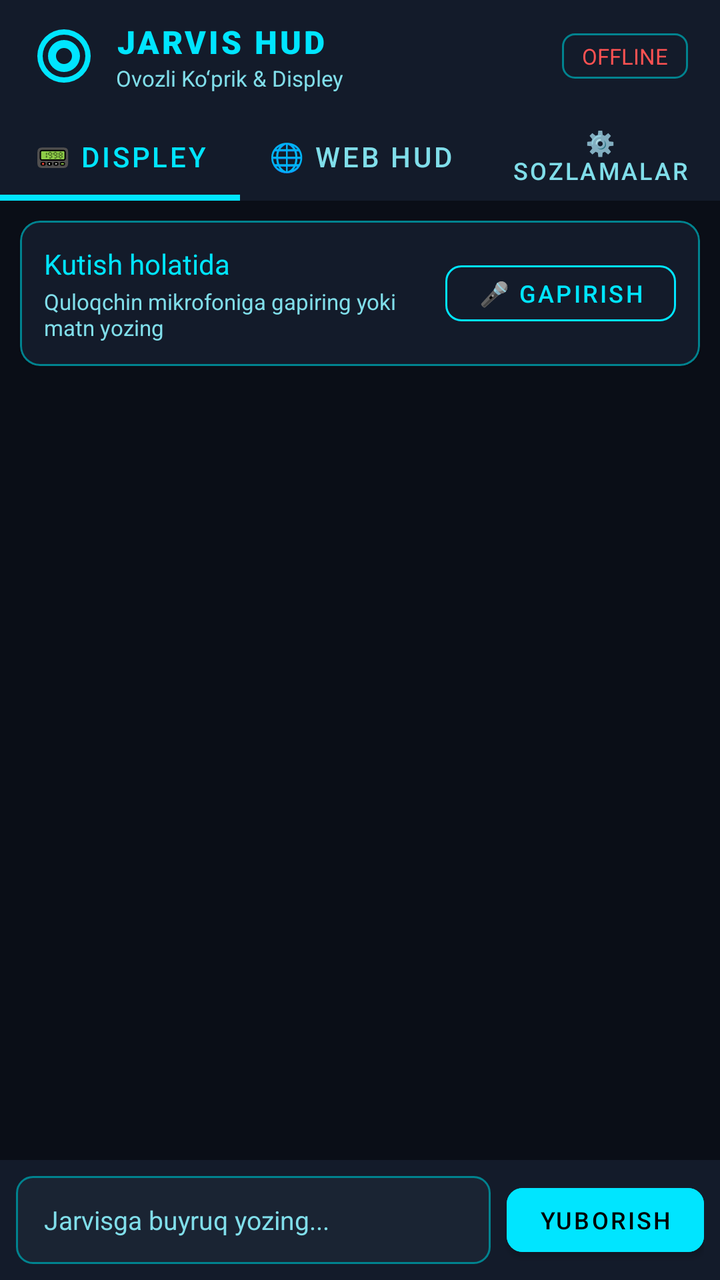
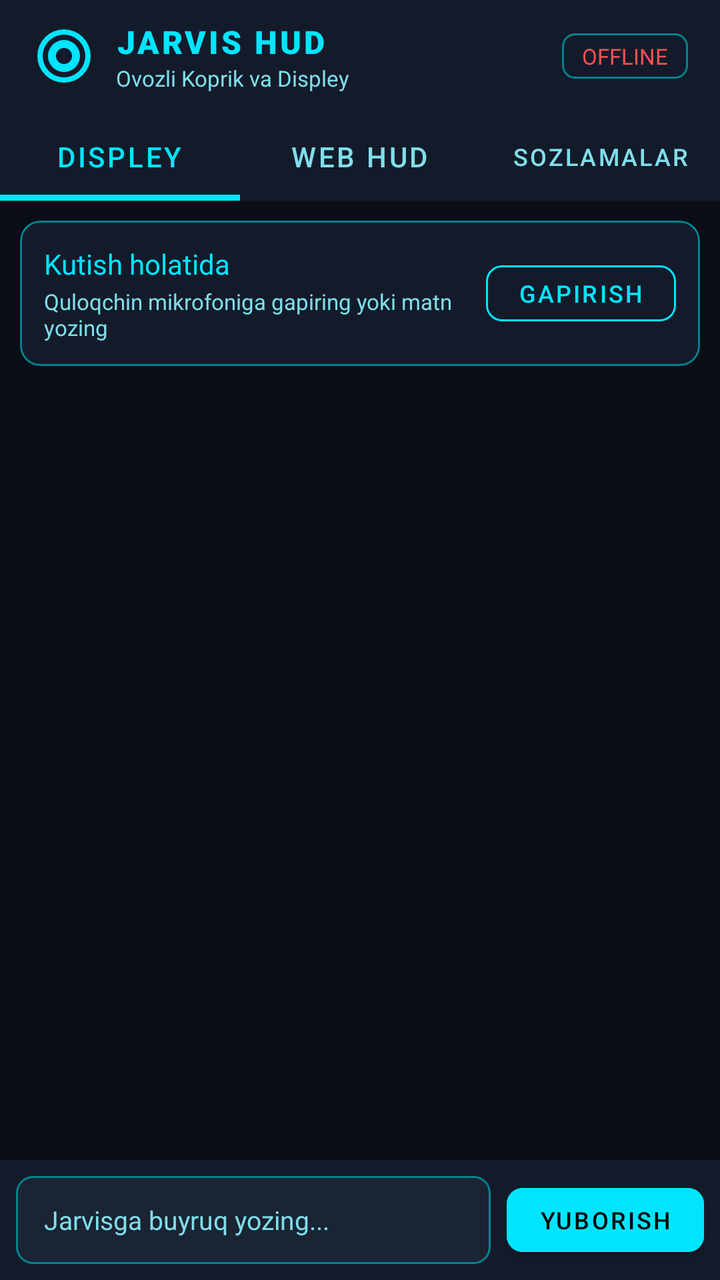

Before-and-after screenshots of an Android layout around one commit, followed by the original layout XML and the change that was made.
<!-- AndroidManifest.xml: application theme Theme.JarvisCompanion -->
<!-- res/layout/activity_main.xml -->
<?xml version="1.0" encoding="utf-8"?>
<LinearLayout xmlns:android="http://schemas.android.com/apk/res/android"
    xmlns:app="http://schemas.android.com/apk/res-auto"
    android:layout_width="match_parent"
    android:layout_height="match_parent"
    android:background="@color/jarvis_bg"
    android:orientation="vertical">

    
    <LinearLayout
        android:layout_width="match_parent"
        android:layout_height="wrap_content"
        android:background="@color/jarvis_card"
        android:gravity="center_vertical"
        android:paddingHorizontal="16dp"
        android:paddingVertical="10dp">

        <ImageView
            android:layout_width="32dp"
            android:layout_height="32dp"
            android:src="@drawable/ic_jarvis"
            app:tint="@color/jarvis_cyan" />

        <LinearLayout
            android:layout_width="0dp"
            android:layout_height="wrap_content"
            android:layout_marginStart="10dp"
            android:layout_weight="1"
            android:orientation="vertical">

            <TextView
                android:layout_width="wrap_content"
                android:layout_height="wrap_content"
                android:fontFamily="sans-serif-black"
                android:letterSpacing="0.08"
                android:text="JARVIS HUD"
                android:textColor="@color/jarvis_cyan"
                android:textSize="16sp" />

            <TextView
                android:id="@+id/tvHeaderSub"
                android:layout_width="wrap_content"
                android:layout_height="wrap_content"
                android:text="Ovozli Ko‘prik &amp; Displey"
                android:textColor="@color/jarvis_text_dim"
                android:textSize="11sp" />
        </LinearLayout>

        
        <TextView
            android:id="@+id/tvStatusBadge"
            android:layout_width="wrap_content"
            android:layout_height="wrap_content"
            android:background="@drawable/bg_badge"
            android:fontFamily="sans-serif-bold"
            android:paddingHorizontal="10dp"
            android:paddingVertical="4dp"
            android:text="OFFLINE"
            android:textColor="@color/jarvis_red"
            android:textSize="11sp" />
    </LinearLayout>

    
    <com.google.android.material.tabs.TabLayout
        android:id="@+id/tabLayout"
        android:layout_width="match_parent"
        android:layout_height="44dp"
        android:background="@color/jarvis_card"
        app:tabIndicatorColor="@color/jarvis_cyan"
        app:tabIndicatorHeight="3dp"
        app:tabMode="fixed"
        app:tabSelectedTextColor="@color/jarvis_cyan"
        app:tabTextColor="@color/jarvis_text_dim">

        <com.google.android.material.tabs.TabItem
            android:layout_width="wrap_content"
            android:layout_height="wrap_content"
            android:text="📟 DISPLEY" />

        <com.google.android.material.tabs.TabItem
            android:layout_width="wrap_content"
            android:layout_height="wrap_content"
            android:text="🌐 WEB HUD" />

        <com.google.android.material.tabs.TabItem
            android:layout_width="wrap_content"
            android:layout_height="wrap_content"
            android:text="⚙️ SOZLAMALAR" />
    </com.google.android.material.tabs.TabLayout>

    
    <FrameLayout
        android:layout_width="match_parent"
        android:layout_height="0dp"
        android:layout_weight="1">

        
        <LinearLayout
            android:id="@+id/tabLiveDisplay"
            android:layout_width="match_parent"
            android:layout_height="match_parent"
            android:orientation="vertical"
            android:visibility="visible">

            
            <com.google.android.material.card.MaterialCardView
                android:layout_width="match_parent"
                android:layout_height="wrap_content"
                android:layout_margin="10dp"
                app:cardBackgroundColor="@color/jarvis_card"
                app:cardCornerRadius="10dp"
                app:strokeColor="@color/jarvis_dark_cyan"
                app:strokeWidth="1dp">

                <LinearLayout
                    android:layout_width="match_parent"
                    android:layout_height="wrap_content"
                    android:gravity="center_vertical"
                    android:orientation="horizontal"
                    android:padding="12dp">

                    <LinearLayout
                        android:layout_width="0dp"
                        android:layout_height="wrap_content"
                        android:layout_weight="1"
                        android:orientation="vertical">

                        <TextView
                            android:id="@+id/tvLiveStatus"
                            android:layout_width="wrap_content"
                            android:layout_height="wrap_content"
                            android:fontFamily="sans-serif-bold"
                            android:text="Kutish holatida"
                            android:textColor="@color/jarvis_cyan"
                            android:textSize="14sp" />

                        <TextView
                            android:id="@+id/tvLiveSubStatus"
                            android:layout_width="wrap_content"
                            android:layout_height="wrap_content"
                            android:layout_marginTop="2dp"
                            android:text="Quloqchin mikrofoniga gapiring yoki matn yozing"
                            android:textColor="@color/jarvis_text_dim"
                            android:textSize="11sp" />
                    </LinearLayout>

                    <com.google.android.material.button.MaterialButton
                        android:id="@+id/btnQuickMic"
                        style="@style/Widget.MaterialComponents.Button.OutlinedButton"
                        android:layout_width="wrap_content"
                        android:layout_height="40dp"
                        android:text="🎤 Gapirish"
                        android:textColor="@color/jarvis_cyan"
                        android:textSize="12sp"
                        app:cornerRadius="8dp"
                        app:strokeColor="@color/jarvis_cyan" />
                </LinearLayout>
            </com.google.android.material.card.MaterialCardView>

            
            <androidx.recyclerview.widget.RecyclerView
                android:id="@+id/rvLiveFeed"
                android:layout_width="match_parent"
                android:layout_height="0dp"
                android:layout_weight="1"
                android:clipToPadding="false"
                android:paddingHorizontal="10dp"
                android:paddingVertical="4dp" />

            
            <TextView
                android:id="@+id/tvEmptyFeed"
                android:layout_width="match_parent"
                android:layout_height="0dp"
                android:layout_weight="1"
                android:gravity="center"
                android:lineSpacingExtra="4dp"
                android:text="Hozircha amallar yo‘q.\nGapiring: «Jarvis, qo‘shiq qo‘y» yoki «Jarvis, xarajat qo‘sh»\nNatijalar shu yerda ko‘rinadi!"
                android:textColor="@color/jarvis_text_dim"
                android:textSize="13sp"
                android:visibility="gone" />

            
            <LinearLayout
                android:layout_width="match_parent"
                android:layout_height="wrap_content"
                android:background="@color/jarvis_card"
                android:gravity="center_vertical"
                android:orientation="horizontal"
                android:padding="8dp">

                <EditText
                    android:id="@+id/etCommandInput"
                    android:layout_width="0dp"
                    android:layout_height="44dp"
                    android:layout_weight="1"
                    android:background="@drawable/bg_input"
                    android:hint="Jarvisga buyruq yozing..."
                    android:paddingHorizontal="14dp"
                    android:textColor="@color/jarvis_text"
                    android:textColorHint="@color/jarvis_text_dim"
                    android:textSize="13sp" />

                <com.google.android.material.button.MaterialButton
                    android:id="@+id/btnSendCommand"
                    android:layout_width="wrap_content"
                    android:layout_height="44dp"
                    android:layout_marginStart="8dp"
                    android:backgroundTint="@color/jarvis_cyan"
                    android:text="Yuborish"
                    android:textColor="#000000"
                    android:textSize="12sp"
                    app:cornerRadius="8dp" />
            </LinearLayout>
        </LinearLayout>

        
        <LinearLayout
            android:id="@+id/tabWebDisplay"
            android:layout_width="match_parent"
            android:layout_height="match_parent"
            android:orientation="vertical"
            android:visibility="gone">

            <LinearLayout
                android:layout_width="match_parent"
                android:layout_height="wrap_content"
                android:background="@color/jarvis_card"
                android:gravity="center_vertical"
                android:padding="6dp">

                <TextView
                    android:id="@+id/tvWebUrl"
                    android:layout_width="0dp"
                    android:layout_height="wrap_content"
                    android:layout_weight="1"
                    android:paddingStart="8dp"
                    android:text="http://100.112.86.116:8000"
                    android:textColor="@color/jarvis_text_dim"
                    android:textSize="12sp" />

                <com.google.android.material.button.MaterialButton
                    android:id="@+id/btnReloadWeb"
                    style="@style/Widget.MaterialComponents.Button.TextButton"
                    android:layout_width="wrap_content"
                    android:layout_height="36dp"
                    android:text="🔄 Qayta yuklash"
                    android:textColor="@color/jarvis_cyan"
                    android:textSize="11sp" />
            </LinearLayout>

            <WebView
                android:id="@+id/webViewDashboard"
                android:layout_width="match_parent"
                android:layout_height="match_parent"
                android:background="@color/jarvis_bg" />
        </LinearLayout>

        
        <ScrollView
            android:id="@+id/tabSettings"
            android:layout_width="match_parent"
            android:layout_height="match_parent"
            android:fillViewport="true"
            android:padding="20dp"
            android:visibility="gone">

            <LinearLayout
                android:layout_width="match_parent"
                android:layout_height="wrap_content"
                android:orientation="vertical">

                <TextView
                    android:layout_width="wrap_content"
                    android:layout_height="wrap_content"
                    android:fontFamily="sans-serif-bold"
                    android:text="KOMPYUTER SOZLAMALARI"
                    android:textColor="@color/jarvis_cyan"
                    android:textSize="14sp" />

                <com.google.android.material.textfield.TextInputLayout
                    android:layout_width="match_parent"
                    android:layout_height="wrap_content"
                    android:layout_marginTop="12dp"
                    android:hint="Kompyuter manzili (IP yoki Tailscale IP)"
                    android:textColorHint="@color/jarvis_text_dim"
                    app:boxBackgroundColor="@color/jarvis_card"
                    app:boxStrokeColor="@color/jarvis_cyan">

                    <com.google.android.material.textfield.TextInputEditText
                        android:id="@+id/etServerAddress"
                        android:layout_width="match_parent"
                        android:layout_height="wrap_content"
                        android:inputType="textUri"
                        android:text="100.112.86.116:8000"
                        android:textColor="@color/jarvis_text" />
                </com.google.android.material.textfield.TextInputLayout>

                <com.google.android.material.textfield.TextInputLayout
                    android:layout_width="match_parent"
                    android:layout_height="wrap_content"
                    android:layout_marginTop="12dp"
                    android:hint="Xavfsizlik kaliti (Auth Token)"
                    android:textColorHint="@color/jarvis_text_dim"
                    app:boxBackgroundColor="@color/jarvis_card"
                    app:boxStrokeColor="@color/jarvis_cyan">

                    <com.google.android.material.textfield.TextInputEditText
                        android:id="@+id/etAuthToken"
                        android:layout_width="match_parent"
                        android:layout_height="wrap_content"
                        android:inputType="text"
                        android:text="jarvis-phone-companion-token"
                        android:textColor="@color/jarvis_text" />
                </com.google.android.material.textfield.TextInputLayout>

                <CheckBox
                    android:id="@+id/cbAutoStart"
                    android:layout_width="match_parent"
                    android:layout_height="wrap_content"
                    android:layout_marginTop="16dp"
                    android:checked="true"
                    android:text="Telefon yoqilganda avtomatik ishga tushsin (Boot)"
                    android:textColor="@color/jarvis_text" />

                <CheckBox
                    android:id="@+id/cbContinuous"
                    android:layout_width="match_parent"
                    android:layout_height="wrap_content"
                    android:checked="false"
                    android:text="Doimiy eshitish (Continuous VAD)"
                    android:textColor="@color/jarvis_text" />

                <com.google.android.material.button.MaterialButton
                    android:id="@+id/btnToggleService"
                    android:layout_width="match_parent"
                    android:layout_height="54dp"
                    android:layout_marginTop="20dp"
                    android:backgroundTint="@color/jarvis_cyan"
                    android:fontFamily="sans-serif-medium"
                    android:text="XIZMATNI ISHGA TUSHIRISH"
                    android:textColor="#000000"
                    android:textSize="14sp"
                    app:cornerRadius="10dp" />

                <TextView
                    android:layout_width="match_parent"
                    android:layout_height="wrap_content"
                    android:layout_marginTop="20dp"
                    android:lineSpacingExtra="3dp"
                    android:text="ℹ️ Eslatma:\n• Bu ilovani ochib turish SHART EMAS — xizmat yoqilgach ekran o‘chsa ham ishlayveradi.\n• Bildirishnoma yoki Bluetooth quloqchin tugmasini bosib gapirish mumkin.\n• Jonli displey tabida JARVISning barcha harakatlari va javoblarini kuzatishingiz mumkin."
                    android:textColor="@color/jarvis_text_dim"
                    android:textSize="11sp" />
            </LinearLayout>
        </ScrollView>

    </FrameLayout>
</LinearLayout>
<!-- resources referenced by this layout -->
<resources>
  <color name="jarvis_bg">#0A0E17</color>
  <color name="jarvis_card">#131B2A</color>
  <color name="jarvis_cyan">#00E5FF</color>
  <color name="jarvis_dark_cyan">#00838F</color>
  <color name="jarvis_red">#FF5252</color>
  <color name="jarvis_text">#E0F7FA</color>
  <color name="jarvis_text_dim">#80DEEA</color>
  <!-- drawable bg_badge (drawable) -->
  <?xml version="1.0" encoding="utf-8"?>
  <shape xmlns:android="http://schemas.android.com/apk/res/android"
      android:shape="rectangle">
      <corners android:radius="6dp" />
      <solid android:color="@color/jarvis_card" />
      <stroke android:width="1dp" android:color="@color/jarvis_dark_cyan" />
  </shape>
  <!-- drawable bg_input (drawable) -->
  <?xml version="1.0" encoding="utf-8"?>
  <shape xmlns:android="http://schemas.android.com/apk/res/android"
      android:shape="rectangle">
      <corners android:radius="8dp" />
      <solid android:color="#1A2433" />
      <stroke android:width="1dp" android:color="@color/jarvis_dark_cyan" />
  </shape>
  <!-- drawable ic_jarvis (drawable) -->
  <vector xmlns:android="http://schemas.android.com/apk/res/android"
      android:width="48dp"
      android:height="48dp"
      android:viewportWidth="24"
      android:viewportHeight="24">
    <path
        android:fillColor="#00E5FF"
        android:pathData="M12,2A10,10 0,0 0,2 12A10,10 0,0 0,12 22A10,10 0,0 0,22 12A10,10 0,0 0,12 2M12,4A8,8 0,0 1,20 12A8,8 0,0 1,12 20A8,8 0,0 1,4 12A8,8 0,0 1,12 4M12,6A6,6 0,0 0,6 12A6,6 0,0 0,12 18A6,6 0,0 0,18 12A6,6 0,0 0,12 6M12,9A3,3 0,0 1,15 12A3,3 0,0 1,12 15A3,3 0,0 1,9 12A3,3 0,0 1,12 9Z"/>
  </vector>
  <style name="Theme.JarvisCompanion" parent="Theme.MaterialComponents.DayNight.NoActionBar">
          <item name="colorPrimary">@color/jarvis_cyan</item>
          <item name="colorPrimaryVariant">@color/jarvis_dark_cyan</item>
          <item name="colorOnPrimary">#000000</item>
          <item name="colorSecondary">@color/jarvis_accent</item>
          <item name="android:statusBarColor">@color/jarvis_bg</item>
          <item name="android:windowBackground">@color/jarvis_bg</item>
      </style>
  <color name="jarvis_accent">#00E676</color>
</resources>

<!-- the commit's change to res/layout/activity_main.xml (unified diff, before → after) -->
@@ -12,13 +12,15 @@
         android:layout_height="wrap_content"
         android:background="@color/jarvis_card"
         android:gravity="center_vertical"
-        android:paddingHorizontal="16dp"
-        android:paddingVertical="10dp">
+        android:paddingLeft="16dp"
+        android:paddingTop="10dp"
+        android:paddingRight="16dp"
+        android:paddingBottom="10dp">
 
         <ImageView
             android:layout_width="32dp"
             android:layout_height="32dp"
-            android:src="@drawable/ic_jarvis"
+            app:srcCompat="@drawable/ic_jarvis"
             app:tint="@color/jarvis_cyan" />
 
         <LinearLayout
@@ -41,7 +43,7 @@
                 android:id="@+id/tvHeaderSub"
                 android:layout_width="wrap_content"
                 android:layout_height="wrap_content"
-                android:text="Ovozli Ko‘prik &amp; Displey"
+                android:text="Ovozli Koprik va Displey"
                 android:textColor="@color/jarvis_text_dim"
                 android:textSize="11sp" />
         </LinearLayout>
@@ -53,8 +55,10 @@
             android:layout_height="wrap_content"
             android:background="@drawable/bg_badge"
             android:fontFamily="sans-serif-bold"
-            android:paddingHorizontal="10dp"
-            android:paddingVertical="4dp"
+            android:paddingLeft="10dp"
+            android:paddingTop="4dp"
+            android:paddingRight="10dp"
+            android:paddingBottom="4dp"
             android:text="OFFLINE"
             android:textColor="@color/jarvis_red"
             android:textSize="11sp" />
@@ -75,17 +79,17 @@
         <com.google.android.material.tabs.TabItem
             android:layout_width="wrap_content"
             android:layout_height="wrap_content"
-            android:text="📟 DISPLEY" />
+            android:text="DISPLEY" />
 
         <com.google.android.material.tabs.TabItem
             android:layout_width="wrap_content"
             android:layout_height="wrap_content"
-            android:text="🌐 WEB HUD" />
+            android:text="WEB HUD" />
 
         <com.google.android.material.tabs.TabItem
             android:layout_width="wrap_content"
             android:layout_height="wrap_content"
-            android:text="⚙️ SOZLAMALAR" />
+            android:text="SOZLAMALAR" />
     </com.google.android.material.tabs.TabLayout>
 
     
@@ -149,7 +153,7 @@
                         style="@style/Widget.MaterialComponents.Button.OutlinedButton"
                         android:layout_width="wrap_content"
                         android:layout_height="40dp"
-                        android:text="🎤 Gapirish"
+                        android:text="Gapirish"
                         android:textColor="@color/jarvis_cyan"
                         android:textSize="12sp"
                         app:cornerRadius="8dp"
@@ -164,8 +168,10 @@
                 android:layout_height="0dp"
                 android:layout_weight="1"
                 android:clipToPadding="false"
-                android:paddingHorizontal="10dp"
-                android:paddingVertical="4dp" />
+                android:paddingLeft="10dp"
+                android:paddingTop="4dp"
+                android:paddingRight="10dp"
+                android:paddingBottom="4dp" />
 
             
             <TextView
@@ -175,7 +181,7 @@
                 android:layout_weight="1"
                 android:gravity="center"
                 android:lineSpacingExtra="4dp"
-                android:text="Hozircha amallar yo‘q.\nGapiring: «Jarvis, qo‘shiq qo‘y» yoki «Jarvis, xarajat qo‘sh»\nNatijalar shu yerda ko‘rinadi!"
+                android:text="Hozircha amallar yoq.\nGapiring: Jarvis, qoshiq qoy\nNatijalar shu yerda chiqadi!"
                 android:textColor="@color/jarvis_text_dim"
                 android:textSize="13sp"
                 android:visibility="gone" />
@@ -196,7 +202,8 @@
                     android:layout_weight="1"
                     android:background="@drawable/bg_input"
                     android:hint="Jarvisga buyruq yozing..."
-                    android:paddingHorizontal="14dp"
+                    android:paddingLeft="14dp"
+                    android:paddingRight="14dp"
                     android:textColor="@color/jarvis_text"
                     android:textColorHint="@color/jarvis_text_dim"
                     android:textSize="13sp" />
@@ -244,7 +251,7 @@
                     style="@style/Widget.MaterialComponents.Button.TextButton"
                     android:layout_width="wrap_content"
                     android:layout_height="36dp"
-                    android:text="🔄 Qayta yuklash"
+                    android:text="Qayta yuklash"
                     android:textColor="@color/jarvis_cyan"
                     android:textSize="11sp" />
             </LinearLayout>
@@ -348,7 +355,7 @@
                     android:layout_height="wrap_content"
                     android:layout_marginTop="20dp"
                     android:lineSpacingExtra="3dp"
-                    android:text="ℹ️ Eslatma:\n• Bu ilovani ochib turish SHART EMAS — xizmat yoqilgach ekran o‘chsa ham ishlayveradi.\n• Bildirishnoma yoki Bluetooth quloqchin tugmasini bosib gapirish mumkin.\n• Jonli displey tabida JARVISning barcha harakatlari va javoblarini kuzatishingiz mumkin."
+                    android:text="Eslatma:\n• Bu ilovani ochib turish shart emas — xizmat fonda ishlayveradi.\n• Bildirishnoma yoki Bluetooth quloqchin tugmasini bosib gapirish mumkin.\n• Displey tabida barcha amallar va javoblarni jonli korishingiz mumkin."
                     android:textColor="@color/jarvis_text_dim"
                     android:textSize="11sp" />
             </LinearLayout>
